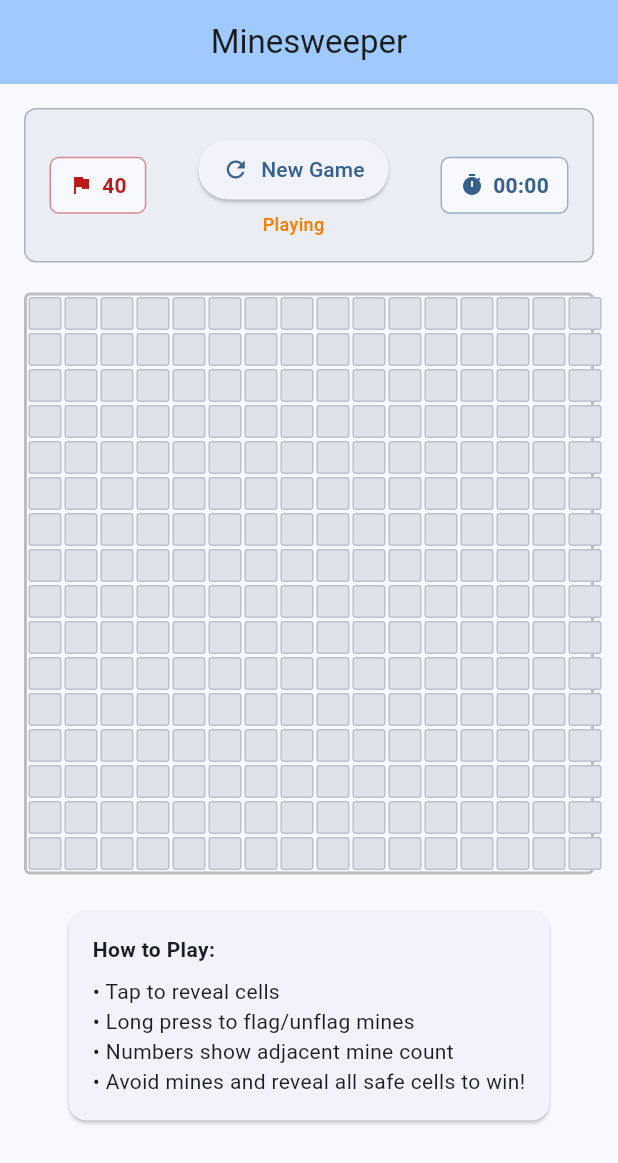
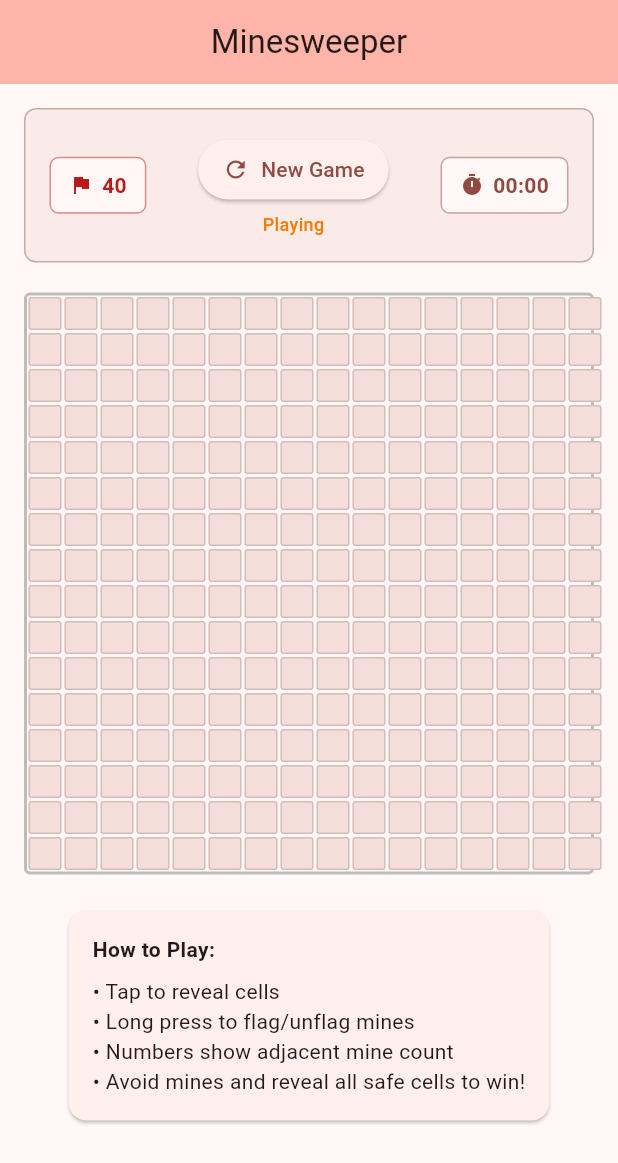
Before and after one commit to BirjuVachhani/mine_sweeper, a Flutter app: the screen it shows after launch, on a phone screen of 412 x 824 dp. Shown: the top 1163 px of the screen. Run offline on Flutter 3.47's test engine with Material 3 defaults, Android fonts, the phone set to English and light mode, and no system bars.

Commit message:
Change seed color to red

```diff
--- a/lib/main.dart
+++ b/lib/main.dart
@@ -14,7 +14,7 @@ class MinesweeperApp extends StatelessWidget {
       title: 'Minesweeper',
       theme: ThemeData(
         colorScheme: ColorScheme.fromSeed(
-          seedColor: Colors.blue,
+          seedColor: Colors.red,
           brightness: Brightness.light,
         ),
         useMaterial3: true,
```
